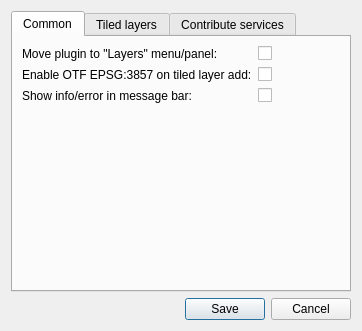
This is src/settings_dialog_base.ui in nextgis/quickmapservices as Qt 5 draws it before an edit. The edited form follows.
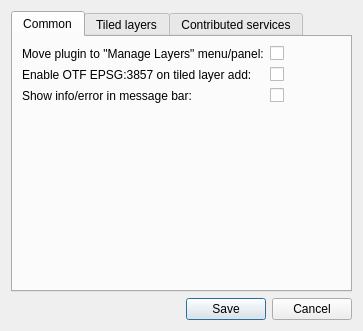
This is the edited form.

What changed in the file:
```diff
--- a/src/settings_dialog_base.ui
+++ b/src/settings_dialog_base.ui
@@ -6,7 +6,7 @@
    <rect>
     <x>0</x>
     <y>0</y>
-    <width>362</width>
+    <width>363</width>
     <height>331</height>
    </rect>
   </property>
@@ -27,7 +27,7 @@
        <item row="0" column="0">
         <widget class="QLabel" name="label_7">
          <property name="text">
-          <string>Move plugin to &quot;Layers&quot; menu/panel:</string>
+          <string>Move plugin to &quot;Manage Layers&quot; menu/panel:</string>
          </property>
         </widget>
        </item>
@@ -183,7 +183,7 @@
        <bool>true</bool>
       </property>
       <attribute name="title">
-       <string>Contribute services</string>
+       <string>Contributed services</string>
       </attribute>
       <layout class="QVBoxLayout" name="verticalLayout_2">
        <item>
```
Left out of the diff: 2 changed lines with no effect on the pictures.
